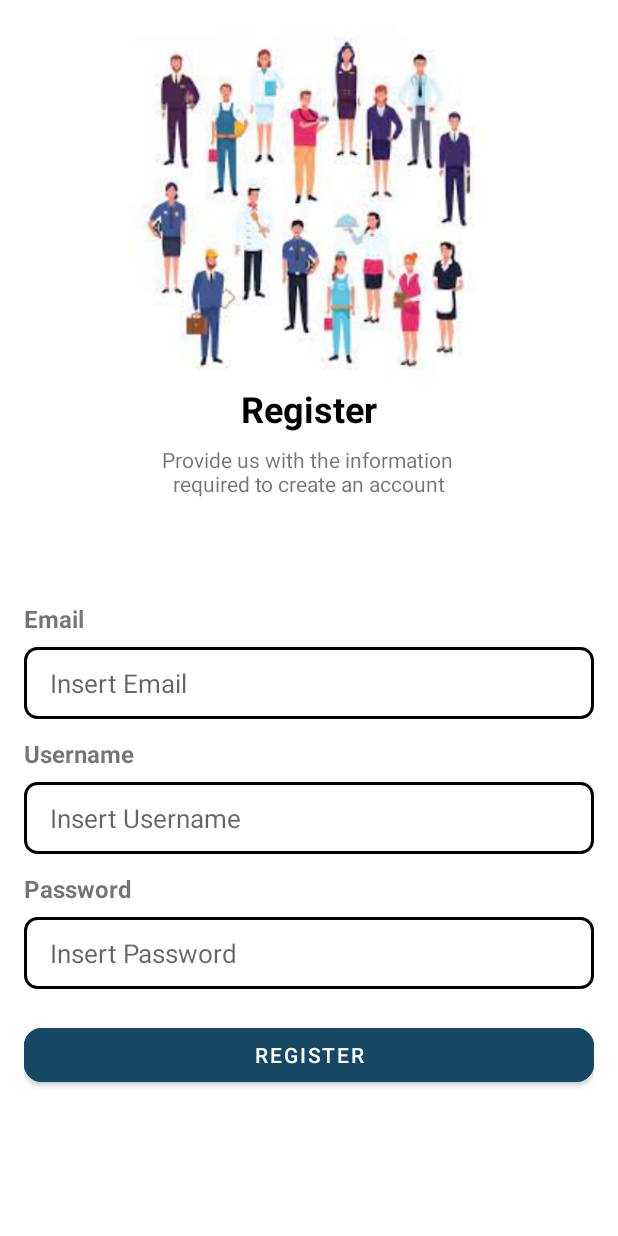
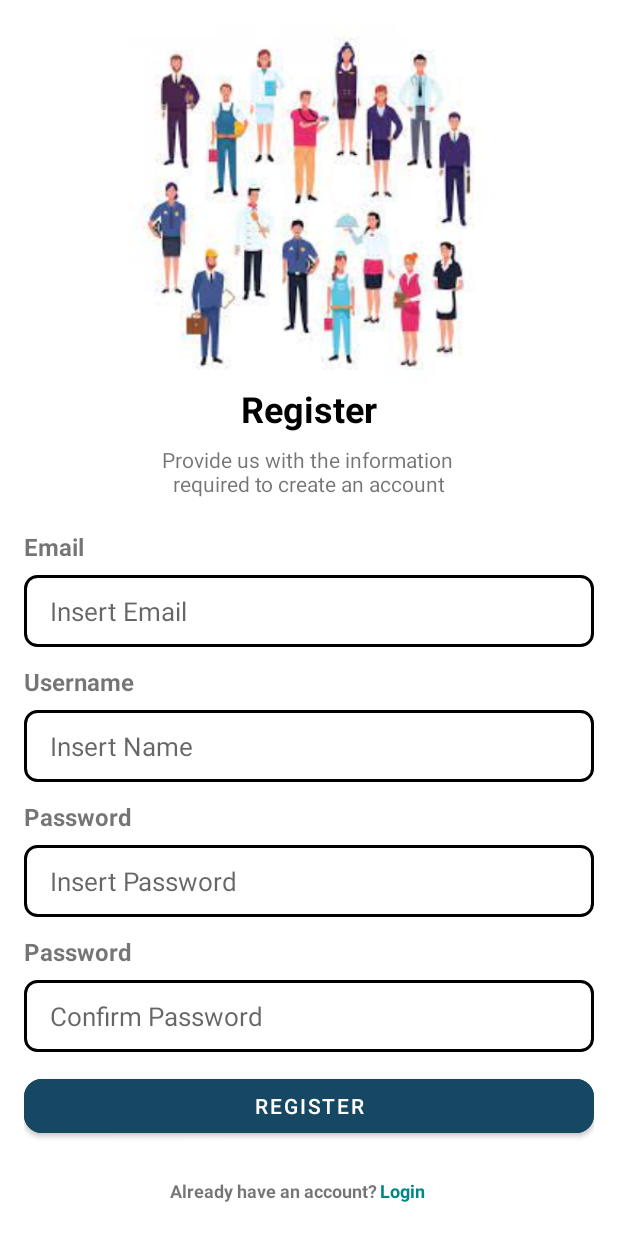
Before and after one commit to CarvalCapstoneTeam/MD-Carval, an Android app: the RegisterActivity screen opened directly, with no data from a screen before it, on a phone screen of 412 x 824 dp. Run offline under Robolectric (Android 15) with nearby library versions, the light colour scheme and no system bars.

Commit message:
Register, Login, Email Verif update

```diff
--- /dev/null
+++ b/app/src/main/java/com/dicoding/carvalappandroid/ui/editText/EmailEditText.kt
@@ -0,0 +1,46 @@
+package com.dicoding.carvalappandroid.ui.editText
+
+import android.content.Context
+import android.text.Editable
+import android.text.TextWatcher
+import android.util.AttributeSet
+import android.util.Patterns
+import androidx.appcompat.widget.AppCompatEditText
+
+class EmailEditText : AppCompatEditText {
+    constructor(context: Context) : super(context) {
+        init()
+    }
+
+    constructor(context: Context, attrs: AttributeSet?) : super(context, attrs) {
+        init()
+    }
+
+    constructor(context: Context, attrs: AttributeSet?, defStyleAttr: Int) : super(
+        context,
+        attrs,
+        defStyleAttr
+    ) {
+        init()
+    }
+
+    private fun init(){
+        addTextChangedListener(object : TextWatcher{
+            override fun beforeTextChanged(p0: CharSequence?, p1: Int, p2: Int, p3: Int) {
+                //nothing
+            }
+
+            override fun onTextChanged(p0: CharSequence?, p1: Int, p2: Int, p3: Int) {
+                if(Patterns.EMAIL_ADDRESS.matcher(text).matches()){
+                    error = null
+                }else{
+                    setError("Please insert in email format", null)
+                }
+            }
+
+            override fun afterTextChanged(p0: Editable?) {
+                //nothing
+            }
+        })
+    }
+}
--- a/app/src/main/java/com/dicoding/carvalappandroid/ui/register/RegisterActivity.kt
+++ b/app/src/main/java/com/dicoding/carvalappandroid/ui/register/RegisterActivity.kt
@@ -25,5 +25,10 @@ class RegisterActivity : AppCompatActivity() {
             val intent = Intent(this, LoginActivity::class.java)
             startActivity(intent)
         }
+
+        binding.login.setOnClickListener{
+            val intent = Intent(this, LoginActivity::class.java)
+            startActivity(intent)
+        }
     }
 }
--- a/app/src/main/res/layout/activity_register.xml
+++ b/app/src/main/res/layout/activity_register.xml
@@ -52,9 +52,10 @@
         android:text="Email"
         android:textSize="16sp"
         android:textStyle="bold"
+        android:layout_marginBottom="96dp"
         app:layout_constraintBottom_toBottomOf="parent"/>
 
-    <EditText
+    <com.dicoding.carvalappandroid.ui.editText.EmailEditText
         android:id="@+id/et_Email"
         android:layout_width="0dp"
         android:layout_height="48dp"
@@ -84,13 +85,13 @@
         app:layout_constraintTop_toBottomOf="@id/et_Email"/>
 
     <EditText
-        android:id="@+id/username"
+        android:id="@+id/name"
         android:layout_width="0dp"
         android:layout_height="48dp"
         android:textSize="17sp"
         android:paddingStart="17dp"
         android:paddingEnd="17dp"
-        android:hint="Insert Username"
+        android:hint="Insert Name"
         android:layout_marginTop="8dp"
         android:inputType="textEmailAddress"
         android:selectAllOnFocus="true"
@@ -110,7 +111,7 @@
         android:text="Password"
         android:textSize="16sp"
         android:textStyle="bold"
-        app:layout_constraintTop_toBottomOf="@id/username"/>
+        app:layout_constraintTop_toBottomOf="@id/name"/>
 
     <EditText
         android:id="@+id/password"
@@ -130,6 +131,36 @@
         app:layout_constraintTop_toBottomOf="@+id/tv_Password"
         android:background="@drawable/border_radius"/>
 
+    <TextView
+        android:id="@+id/tv_ConfirmPassword"
+        android:layout_width="match_parent"
+        android:layout_height="wrap_content"
+        app:layout_constraintStart_toStartOf="parent"
+        app:layout_constraintEnd_toEndOf="parent"
+        android:layout_marginTop="12dp"
+        android:text="Password"
+        android:textSize="16sp"
+        android:textStyle="bold"
+        app:layout_constraintTop_toBottomOf="@id/password"/>
+
+    <EditText
+        android:id="@+id/confirmPassword"
+        android:layout_width="0dp"
+        android:layout_height="48dp"
+        android:layout_marginTop="8dp"
+        android:textSize="17sp"
+        android:paddingStart="17dp"
+        android:paddingEnd="17dp"
+        android:hint="Confirm Password"
+        android:imeActionLabel="@string/action_sign_in_short"
+        android:imeOptions="actionDone"
+        android:inputType="textPassword"
+        android:selectAllOnFocus="true"
+        app:layout_constraintEnd_toEndOf="parent"
+        app:layout_constraintStart_toStartOf="parent"
+        app:layout_constraintTop_toBottomOf="@+id/tv_ConfirmPassword"
+        android:background="@drawable/border_radius"/>
+
     <com.google.android.material.button.MaterialButton
         android:id="@+id/register_Button"
         android:enabled="true"
@@ -144,8 +175,35 @@
         app:layout_constraintBottom_toBottomOf="parent"
         app:layout_constraintEnd_toEndOf="parent"
         app:layout_constraintStart_toStartOf="parent"
-        app:layout_constraintTop_toBottomOf="@+id/password"
+        app:layout_constraintTop_toBottomOf="@+id/confirmPassword"
         app:layout_constraintVertical_bias="0.2" />
+
+    <TextView
+        android:id="@+id/et_Reminder"
+        android:layout_width="wrap_content"
+        android:layout_height="wrap_content"
+        app:layout_constraintStart_toStartOf="parent"
+        app:layout_constraintEnd_toEndOf="parent"
+        android:layout_marginTop="24dp"
+        android:layout_marginRight="48dp"
+        android:text="Already have an account?"
+        android:textSize="12dp"
+        android:textStyle="bold"
+        app:layout_constraintTop_toBottomOf="@id/register_Button"
+        android:gravity="center"/>
+
+    <TextView
+        android:id="@+id/login"
+        android:layout_width="wrap_content"
+        android:layout_height="wrap_content"
+        app:layout_constraintStart_toEndOf="@id/et_Reminder"
+        android:layout_marginLeft="2dp"
+        android:text="Login"
+        android:textSize="12dp"
+        android:textColor="@color/teal_700"
+        android:layout_marginTop="24dp"
+        android:textStyle="bold"
+        app:layout_constraintTop_toBottomOf="@id/register_Button"/>
 
 
     <ProgressBar
```
Also changed, not shown: app/src/main/res/layout/activity_login.xml (+37 -23 lines).
